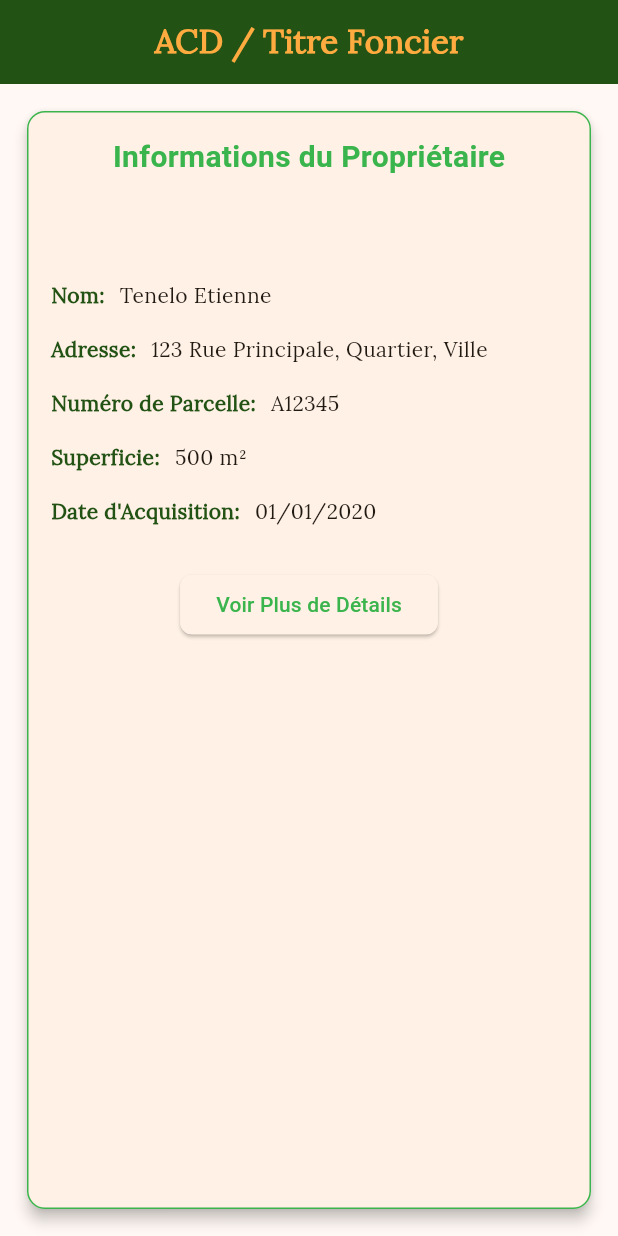
After one commit to tenelo/MCLU, a Flutter app: the InfosParcelles screen opened directly, on a phone screen of 412 x 824 dp. The commit adds this screen. Run offline on Flutter 3.47's test engine with Material 3 defaults, Android fonts, the light colour scheme and no system bars; our stand-ins replace text_scroll.

Commit message:
création de la page des détails de l'information

```diff
--- /dev/null
+++ b/lib/screens/infosParcelles.dart
@@ -0,0 +1,111 @@
+import 'package:flutter/material.dart';
+import 'package:mclu/config/config.dart';
+
+class InfosParcelles extends StatefulWidget {
+  const InfosParcelles({super.key});
+
+  @override
+  State<InfosParcelles> createState() => _InfosParcellesState();
+}
+
+class _InfosParcellesState extends State<InfosParcelles> {
+  @override
+  Widget build(BuildContext context) {
+    return Scaffold(
+      appBar: AppBar(
+        backgroundColor: Config.colors.couleurPrimaire,
+        centerTitle: true,
+        title: const Text(
+          'ACD / Titre Foncier',
+          style: TextStyle(
+            color: Colors.orangeAccent,
+            fontWeight: FontWeight.bold,
+            fontFamily: 'Lora',
+          ),
+        ),
+        iconTheme: IconThemeData(
+          color: Config.colors.couleurTertiaire,
+        ),
+      ),
+      body: Padding(
+        padding: const EdgeInsets.all(14.0),
+        child: Card(
+          shape: RoundedRectangleBorder(
+            borderRadius: BorderRadius.circular(12),
+            side: BorderSide(color: Config.colors.couleurTertiaire, width: 1),
+          ),
+          elevation: 4,
+          child: Padding(
+            padding: const EdgeInsets.all(16.0),
+            child: Column(
+              crossAxisAlignment: CrossAxisAlignment.start,
+              children: [
+                Center(
+                  child: Text(
+                    'Informations du Propriétaire',
+                    style: TextStyle(
+                      color: Config.colors.couleurTertiaire,
+                      fontWeight: FontWeight.bold,
+                      fontSize: 20,
+                    ),
+                  ),
+                ),
+                const SizedBox(height: 60),
+                _buildInfoRow('Nom:', 'Tenelo Etienne'),
+                _buildInfoRow(
+                    'Adresse:', '123 Rue Principale, Quartier, Ville'),
+                _buildInfoRow('Numéro de Parcelle:', 'A12345'),
+                _buildInfoRow('Superficie:', '500 m²'),
+                _buildInfoRow('Date d\'Acquisition:', '01/01/2020'),
+                const SizedBox(height: 20),
+                Center(
+                  child: ElevatedButton(
+                    onPressed: () {
+                      // Action du bouton
+                    },
+                    style: ElevatedButton.styleFrom(
+                      shape: RoundedRectangleBorder(
+                        borderRadius: BorderRadius.circular(8),
+                      ),
+                    ),
+                    child: Text(
+                      'Voir Plus de Détails',
+                      style: TextStyle(
+                        color: Config.colors.couleurTertiaire,
+                      ),
+                    ),
+                  ),
+                ),
+              ],
+            ),
+          ),
+        ),
+      ),
+    );
+  }
+
+  Widget _buildInfoRow(String label, String valeur) {
+    return Padding(
+      padding: const EdgeInsets.symmetric(vertical: 8.0),
+      child: Row(
+        children: [
+          Text(
+            label,
+            style: TextStyle(
+                color: Config.colors.couleurPrimaire,
+                fontWeight: FontWeight.bold,
+                fontFamily: 'Lora'),
+          ),
+          const SizedBox(width: 10),
+          Expanded(
+            child: Text(
+              valeur,
+              style: const TextStyle(fontFamily: 'Lora'),
+              overflow: TextOverflow.ellipsis,
+            ),
+          ),
+        ],
+      ),
+    );
+  }
+}
```
Also changed, not shown: lib/screens/accueil.dart (+40 -39 lines), lib/screens/localisation.dart (+12 -11 lines), lib/screens/map.dart (added, +69 -0 lines), lib/screens/verification.dart (renamed from lib/screens/verificationDocuments.dart, +6 -8 lines).
